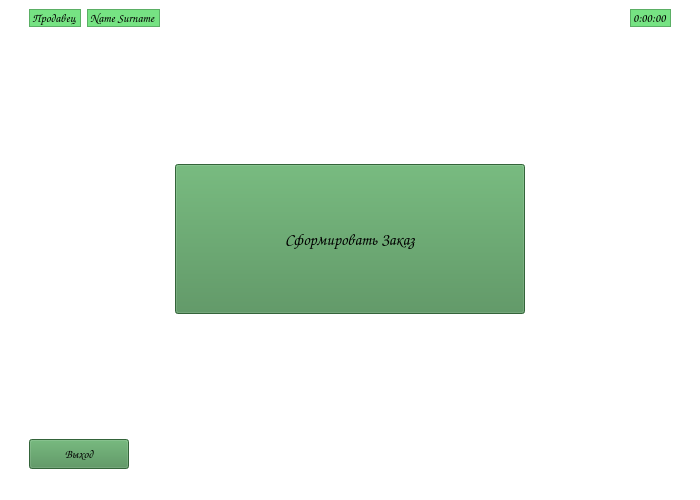
Above: forms/Seller.ui from programmister68/Practice-2022 before the change. Below: the same form after it.
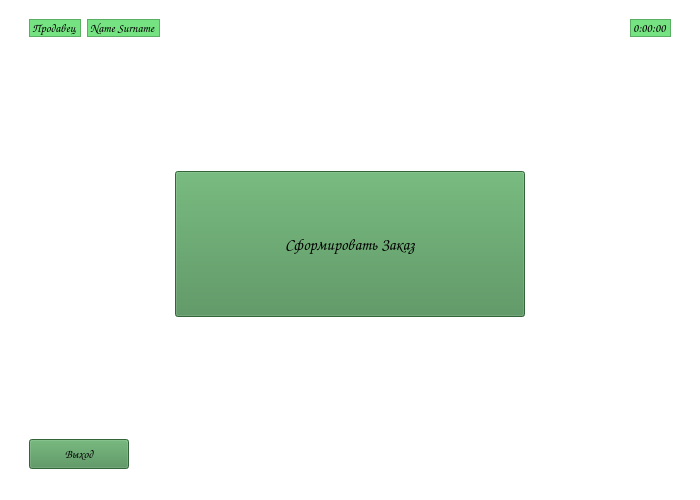
That is the form after the change.

```diff
--- a/forms/Seller.ui
+++ b/forms/Seller.ui
@@ -40,6 +40,22 @@
       <property name="sizeConstraint">
        <enum>QLayout::SetMinAndMaxSize</enum>
       </property>
+      <item>
+       <spacer name="verticalSpacer">
+        <property name="orientation">
+         <enum>Qt::Vertical</enum>
+        </property>
+        <property name="sizeType">
+         <enum>QSizePolicy::Fixed</enum>
+        </property>
+        <property name="sizeHint" stdset="0">
+         <size>
+          <width>20</width>
+          <height>10</height>
+         </size>
+        </property>
+       </spacer>
+      </item>
       <item>
        <layout class="QHBoxLayout" name="horizontalLayout_2">
         <property name="sizeConstraint">
```
